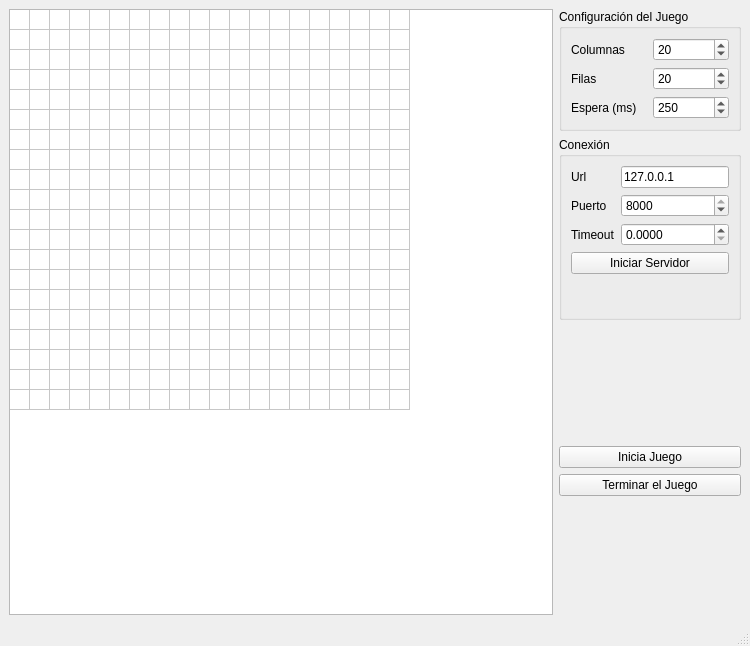
Qt form servidor.ui (EderVs/Practica09-Modelado20171) before a commit.
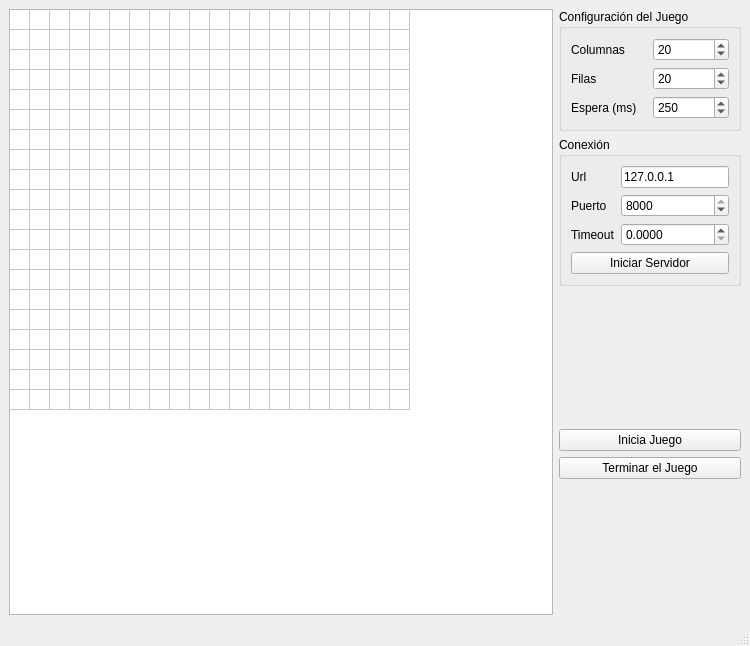
The same form after that commit.

Commit message: Quitando un label que no utilizaba

The edit to the form file:
```diff
--- a/servidor.ui
+++ b/servidor.ui
@@ -254,21 +254,6 @@
            </property>
           </widget>
          </item>
-         <item row="4" column="0" colspan="2">
-          <widget class="QLabel" name="label_7">
-           <property name="font">
-            <font>
-             <pointsize>18</pointsize>
-             <weight>75</weight>
-             <italic>true</italic>
-             <bold>true</bold>
-            </font>
-           </property>
-           <property name="text">
-            <string/>
-           </property>
-          </widget>
-         </item>
         </layout>
        </widget>
       </item>
```
